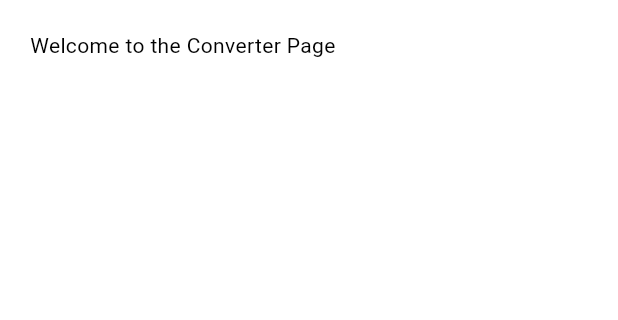
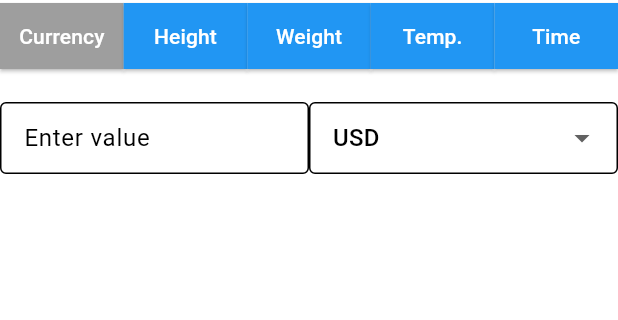
Before and after one commit to Nyctophilia58/bangla_unit_currency_converter, a Flutter app: the screen it shows after launch, on a phone screen of 412 x 824 dp, the part 84-404 px from its top. Run offline on Flutter 3.47's test engine with Material 3 defaults, Android fonts, the phone set to English and light mode, and no system bars; our stand-ins replace google_mobile_ads, shared_preferences; network calls fail.

Commit message:
Providers
Language, theme, dropdown menu, buttons

```diff
--- a/lib/main.dart
+++ b/lib/main.dart
@@ -1,6 +1,7 @@
 import 'package:flutter/material.dart';
 import 'package:google_mobile_ads/google_mobile_ads.dart';
 import 'package:unit_currency_converter/providers/language_provider.dart';
+import 'package:unit_currency_converter/providers/selection_provider.dart';
 import 'screens/converter.dart';
 import 'package:provider/provider.dart';
 import 'providers/theme_provider.dart';
@@ -12,12 +13,9 @@ void main() async{
   runApp(
     MultiProvider(
       providers: [
-        ChangeNotifierProvider<ThemeProvider>(
-          create: (context) => ThemeProvider(),
-        ),
-        ChangeNotifierProvider(
-          create: (context) => LanguageProvider(),
-        ),
+        ChangeNotifierProvider(create: (_) => ThemeProvider()),
+        ChangeNotifierProvider(create: (_) => LanguageProvider()),
+        ChangeNotifierProvider(create: (_) => SelectionProvider()),
       ],
       child: const MyApp(),
     ),
--- /dev/null
+++ b/lib/models/square_button.dart
@@ -0,0 +1,36 @@
+import 'package:flutter/material.dart';
+
+class SquareButton extends StatelessWidget {
+  final String label;
+  final VoidCallback onTap;
+  final bool isSelected;
+
+  const SquareButton({
+    super.key,
+    required this.label,
+    required this.onTap,
+    required this.isSelected,
+  });
+
+  @override
+  Widget build(BuildContext context) {
+    return Expanded(
+      child: ElevatedButton(
+        style: ElevatedButton.styleFrom(
+          shape: RoundedRectangleBorder(
+            borderRadius: BorderRadius.zero,
+          ),
+          padding: const EdgeInsets.symmetric(vertical: 12),
+          backgroundColor: isSelected ? Colors.grey : Colors.blue,
+        ),
+        onPressed: onTap,
+        child: Text(
+          label,
+          style: TextStyle(
+            color: Theme.of(context).colorScheme.onPrimary,
+          ),
+        ),
+      ),
+    );
+  }
+}
--- /dev/null
+++ b/lib/providers/selection_provider.dart
@@ -0,0 +1,37 @@
+import 'package:flutter/material.dart';
+import 'package:shared_preferences/shared_preferences.dart';
+
+class SelectionProvider extends ChangeNotifier {
+  int _selectedIndex = 0;
+  String? _selectedValue;
+
+  int get selectedIndex => _selectedIndex;
+  String? get selectedValue => _selectedValue;
+
+  SelectionProvider() {
+    _loadSelection();
+  }
+
+  void _loadSelection() async {
+    final prefs = await SharedPreferences.getInstance();
+    _selectedIndex = prefs.getInt('selectedIndex') ?? 0;
+    _selectedValue = prefs.getString('selectedValue');
+    notifyListeners();
+  }
+
+  void selectIndex(int index) async {
+    _selectedIndex = index;
+    _selectedValue = null;
+    final prefs = await SharedPreferences.getInstance();
+    await prefs.setInt('selectedIndex', index);
+    await prefs.remove('selectedValue');
+    notifyListeners();
+  }
+
+  void selectValue(String value) async {
+    _selectedValue = value;
+    final prefs = await SharedPreferences.getInstance();
+    await prefs.setString('selectedValue', value);
+    notifyListeners();
+  }
+}
--- a/lib/screens/converter.dart
+++ b/lib/screens/converter.dart
@@ -4,6 +4,9 @@ import 'package:provider/provider.dart';
 import 'package:unit_currency_converter/ad_helper.dart';
 import 'package:unit_currency_converter/providers/language_provider.dart';
 import 'package:unit_currency_converter/widgets/drawer.dart';
+
+import '../models/square_button.dart';
+import '../providers/selection_provider.dart';
 
 class ConverterPage extends StatefulWidget {
   const ConverterPage({super.key});
@@ -14,6 +17,18 @@ class ConverterPage extends StatefulWidget {
 
 class _ConverterPageState extends State<ConverterPage> {
   BannerAd? _bannerAd;
+
+  final List<String> buttonLabels = ['Currency', 'Height', 'Weight', 'Temp.', 'Time'];
+
+  final Map<int, List<String>> dropdownOptions = {
+    0: ['USD', 'EUR', 'BDT'],
+    1: ['Feet', 'Meters', 'Inches'],
+    2: ['Kg', 'Lb', 'Stone'],
+    3: ['Celsius', 'Fahrenheit'],
+    4: ['Seconds', 'Minutes', 'Hours'],
+  };
+
+  final myTextController = TextEditingController();
 
   @override
   void initState(){
@@ -37,13 +52,20 @@ class _ConverterPageState extends State<ConverterPage> {
   }
 
   @override
+  void dispose() {
+    myTextController.dispose();
+    super.dispose();
+  }
+
+  @override
   Widget build(BuildContext context) {
-    final language = Provider.of<LanguageProvider>(context);
+    final languageProvider = Provider.of<LanguageProvider>(context);
+    final dropdownProvider = Provider.of<SelectionProvider>(context);
 
     return Scaffold(
       appBar: AppBar(
         title: Text(
-          language.isEnglish ? 'Bangla Unit Currency Converter' : 'বাংলা একক মুদ্রা রূপান্তরকারী'),
+          languageProvider.isEnglish ? 'Bangla Unit Currency Converter' : 'বাংলা একক মুদ্রা রূপান্তরকারী'),
         centerTitle: true,
         backgroundColor: Theme.of(context).colorScheme.primaryFixedDim,
        ),
@@ -51,16 +73,71 @@ class _ConverterPageState extends State<ConverterPage> {
       body: Column(
         mainAxisAlignment: MainAxisAlignment.spaceBetween,
         children: [
-          Container(
-            padding: const EdgeInsets.all(20),
-            child: Column(
-              mainAxisAlignment: MainAxisAlignment.center,
-              children: [
-                Text(
-                  language.isEnglish ? 'Welcome to the Converter Page' : 'কনভার্টার পৃষ্ঠায় আপনাকে স্বাগতম',
-                ),
-              ],
-            ),
+          Column(
+            children: [
+              Row(
+                children: List.generate(buttonLabels.length, (index){
+                  final isSelected = dropdownProvider.selectedIndex == index;
+
+                  return SquareButton(
+                    label: buttonLabels[index],
+                    isSelected: isSelected,
+                    onTap: (){
+                      dropdownProvider.selectIndex(index);
+                    }
+                  );
+                })
+              ),
+
+              const SizedBox(height: 20),
+
+              Row(
+                children: [
+                  Expanded(
+                    flex: 2,
+                    child: TextField(
+                      decoration: InputDecoration(
+                        hintText: "Enter value",
+                        border: OutlineInputBorder(),
+                        contentPadding: EdgeInsets.symmetric(horizontal: 12)
+                      ),
+                    ),
+                  ),
+
+                  const SizedBox(height: 10),
+
+                  Expanded(
+                    flex: 2,
+                    child: DropdownButtonFormField<String>(
+                      value: dropdownProvider.selectedValue,
+                      isExpanded: true,
+                      items: [
+                        DropdownMenuItem(
+                          value: null,
+                          child: Text(
+                            dropdownOptions[dropdownProvider.selectedIndex]![0],
+                          ),
+                        ),
+                        ...dropdownOptions[dropdownProvider.selectedIndex]!
+                          .map((e) => DropdownMenuItem(
+                              value: e,
+                              child: Text(e),
+                          )),
+                      ],
+                      onChanged: (value) {
+                        if (value != null) {
+                          dropdownProvider.selectValue(value);
+                        }
+                      },
+                      decoration: InputDecoration(
+                        border: OutlineInputBorder(),
+                        contentPadding: EdgeInsets.symmetric(horizontal: 12)
+                      ),
+                    ),
+                  ),
+                ],
+              ),
+            ],
           ),
 
           if(_bannerAd != null)
--- a/lib/widgets/drawer.dart
+++ b/lib/widgets/drawer.dart
@@ -46,7 +46,7 @@ class MyDrawer extends StatelessWidget {
                       ListTile(
                         contentPadding: EdgeInsets.only(left: 30),
                         title: Text('English', style: Theme.of(context).textTheme.titleSmall!.copyWith(
-                          color: language.isEnglish ? Colors.green : Colors.black,
+                          color: language.isEnglish ? Colors.green[700] : Theme.of(context).colorScheme.onBackground,
                           fontSize: 20,
                         ),),
                         onTap: () {
@@ -57,16 +57,15 @@ class MyDrawer extends StatelessWidget {
                       ),
                       ListTile(
                         contentPadding: EdgeInsets.only(left: 30),
+                        title: Text('Bangla', style: Theme.of(context).textTheme.titleSmall!.copyWith(
+                          color: language.isEnglish ? Theme.of(context).colorScheme.onBackground : Colors.green[700],
+                          fontSize: 20,
+                        ),),
                         onTap: () {
                           if (language.isEnglish) {
                             language.setLanguage(false);
                           }
                         },
-                        title: Text('Bangla', style: Theme.of(context).textTheme.titleSmall!.copyWith(
-                          color: language.isEnglish ? Colors.black : Colors.green,
-                          fontSize: 20,
-                        ),),
-
                       ),
                     ],
                   ),
--- a/pubspec.yaml
+++ b/pubspec.yaml
@@ -39,6 +39,7 @@ dependencies:
   provider: ^6.1.5
   shared_preferences: ^2.5.3
   intl: ^0.20.2
+  flutter_inset_box_shadow: ^1.0.8
 
 dev_dependencies:
   flutter_test:
```
Also changed, not shown: lib/models/dropdown_menues.dart (added), pubspec.lock.
